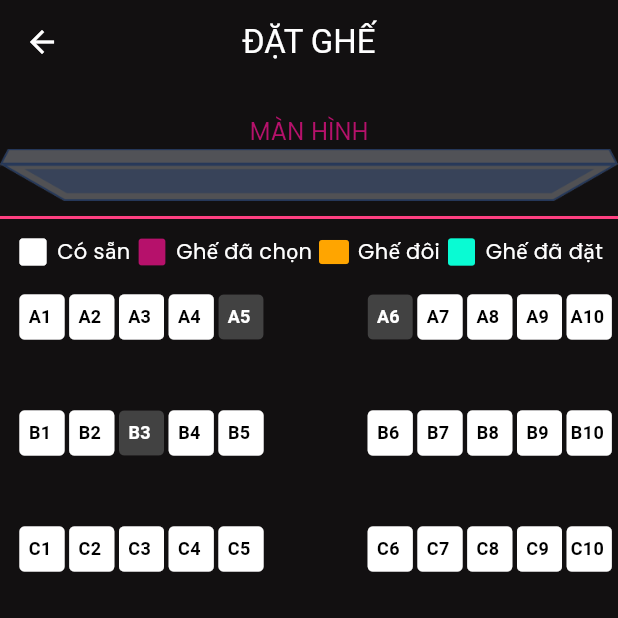
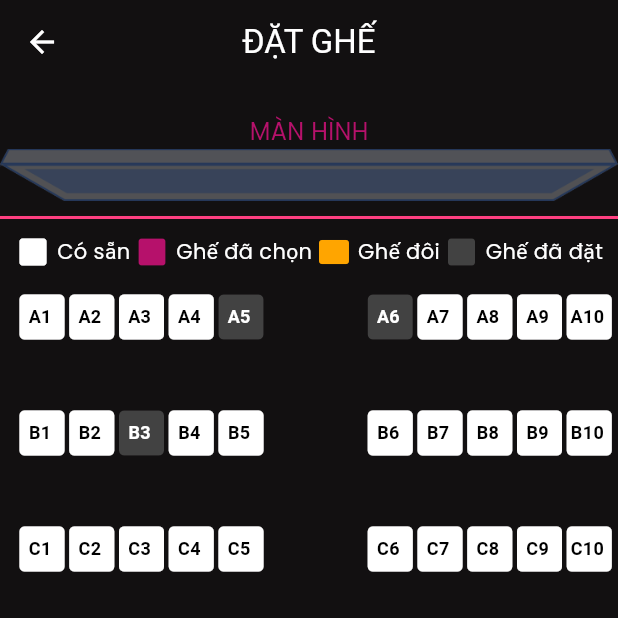
Before and after one commit to coder1807/App-Mobile-Booking-Ticket-Movie, a Flutter app: the SeatBooking screen opened directly with empty values, on a phone screen of 412 x 824 dp, the top half of it. Run offline on Flutter 3.47's test engine with Material 3 defaults, Android fonts, the phone set to English and light mode, and no system bars; our stand-ins replace flutter_dotenv, font_awesome_flutter; missing offline and left inert: dart:ffi; accounts and stored records are empty; network calls fail.

Commit message:
ui ds ghế

```diff
--- a/lib/Screens/Client/Main/Views/Bookings/Movies/SeatBooking.dart
+++ b/lib/Screens/Client/Main/Views/Bookings/Movies/SeatBooking.dart
@@ -75,7 +75,7 @@ class _SeatBookingState extends State<SeatBooking> {
 
                    _buildLegend(Icons.square_rounded, AppTheme.colors.pink, "Ghế đã chọn"),
                   _buildLegend(Icons.rectangle_rounded, AppTheme.colors.orangeColor, "Ghế đôi"),
-                  _buildLegend(Icons.square_rounded, AppTheme.colors.blueSky, "Ghế đã đặt"),
+                  _buildLegend(Icons.square_rounded, Colors.grey[800]!, "Ghế đã đặt"),
 
                 ],
               ),
```
